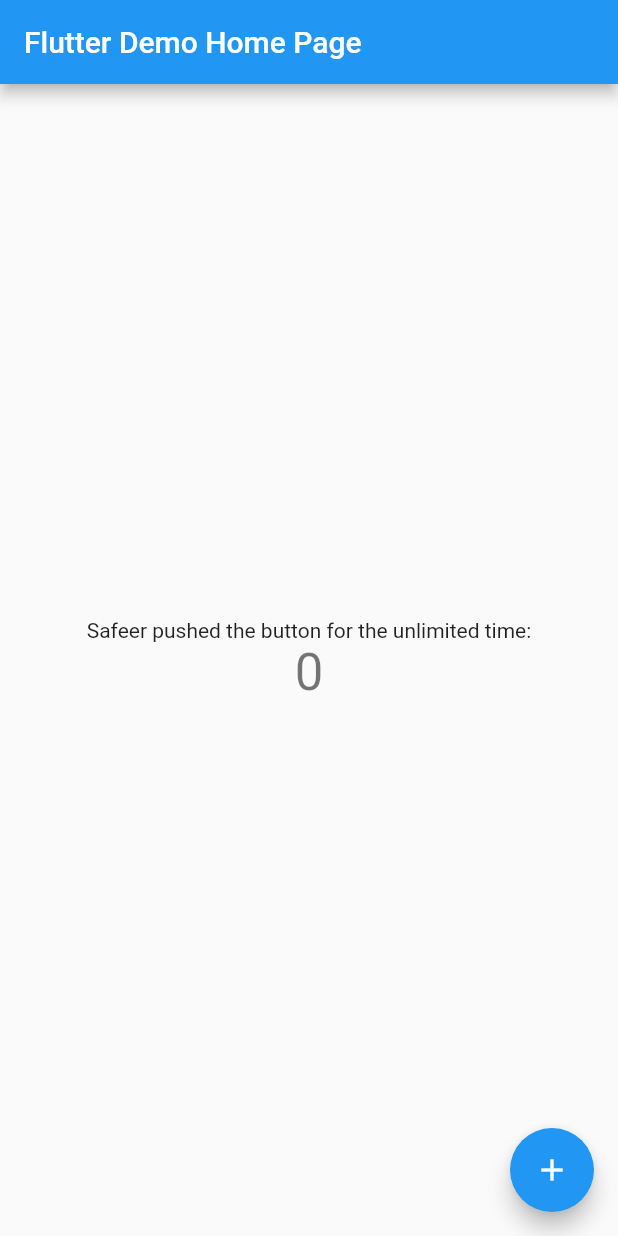
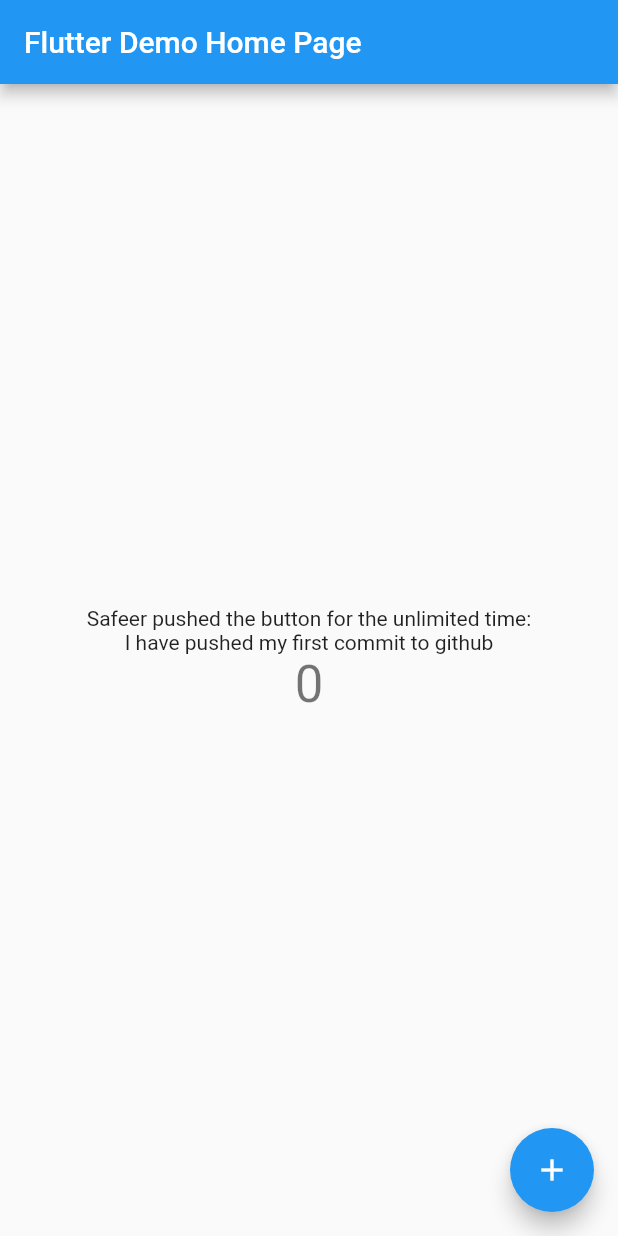
Before and after one commit to safeerkhan/first_app, a Flutter app: the screen it shows after launch, on a phone screen of 412 x 824 dp. Run offline on Flutter 3.47's test engine with Material 2 defaults, Android fonts, the phone set to English and light mode, and no system bars.

Commit message:
New Branch Office_Work

```diff
--- a/lib/main.dart
+++ b/lib/main.dart
@@ -98,6 +98,7 @@ class _MyHomePageState extends State<MyHomePage> {
             const Text(
               'Safeer pushed the button for the unlimited time:',
             ),
+            const Text('I have pushed my first commit to github'),
             Text(
               '$_counter',
               style: Theme.of(context).textTheme.headline4,
```
